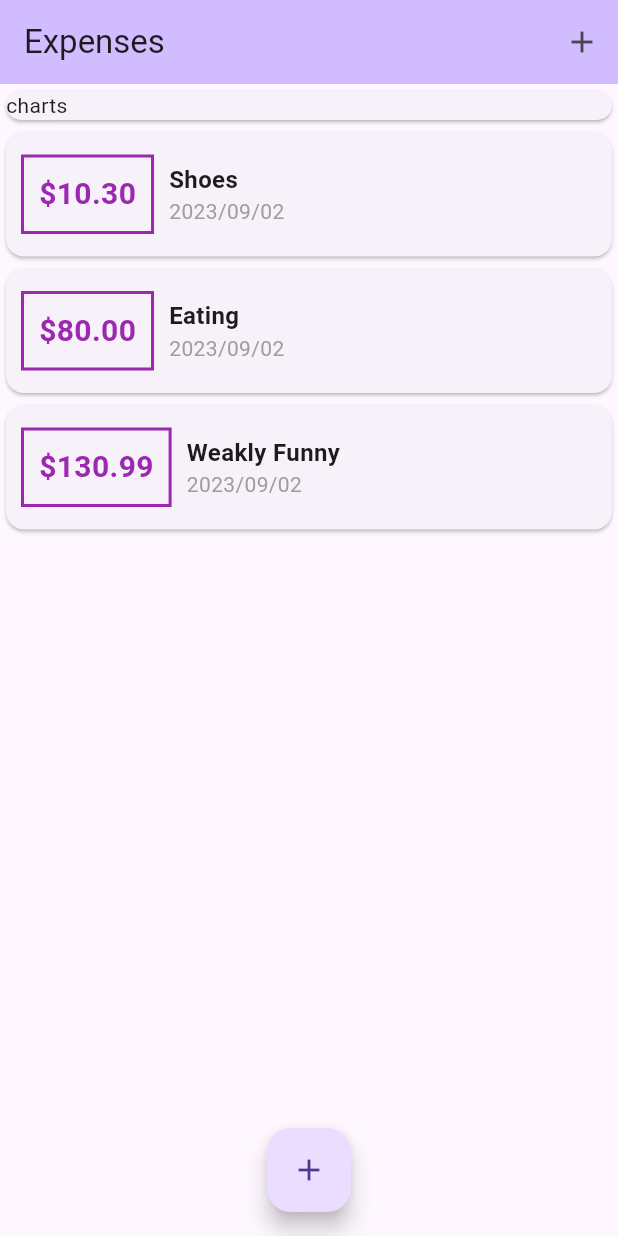
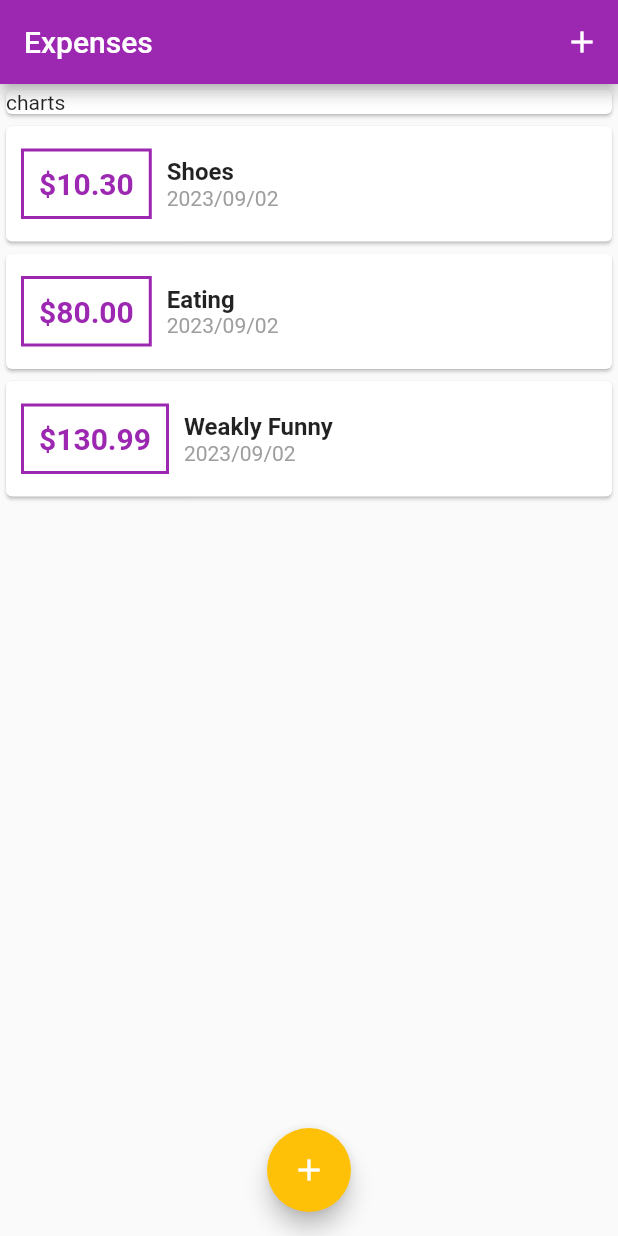
Before and after one commit to kuinfu/flutter-complete-guide, a Flutter app: the screen it shows after launch, on a phone screen of 412 x 824 dp. Run offline on Flutter 3.47's test engine with Material 2 defaults, Android fonts, the phone set to English and light mode, and no system bars.

Commit message:
使用主题theme统一更换颜色

```diff
--- a/personal_expenses/lib/main.dart
+++ b/personal_expenses/lib/main.dart
@@ -16,7 +16,11 @@ class MyApp extends StatelessWidget {
     return MaterialApp(
       title: 'Personal Expenses',
       theme: ThemeData(
-        useMaterial3: true,
+        primarySwatch: Colors.purple,
+        colorScheme: Theme.of(context).colorScheme.copyWith(
+              primary: Colors.purple,
+              secondary: Colors.amber,
+            ),
       ),
       home: MyHomePage(),
     );
@@ -80,9 +84,6 @@ class _MyHomePageState extends State<MyHomePage> {
   Widget build(BuildContext context) {
     return Scaffold(
       appBar: AppBar(
-        backgroundColor: Theme.of(context).colorScheme.inversePrimary,
-        // Here we take the value from the MyHomePage object that was created by
-        // the App.build method, and use it to set our appbar title.
         title: Text('Expenses'),
         actions: [
           IconButton(
--- a/personal_expenses/lib/widgets/transaction_list.dart
+++ b/personal_expenses/lib/widgets/transaction_list.dart
@@ -23,7 +23,7 @@ class TransactionList extends StatelessWidget {
                     padding: EdgeInsets.all(10),
                     decoration: BoxDecoration(
                       border: Border.all(
-                        color: Colors.purple,
+                        color: Theme.of(context).primaryColor,
                         width: 2,
                       ),
                     ),
@@ -32,7 +32,7 @@ class TransactionList extends StatelessWidget {
                       style: TextStyle(
                         fontWeight: FontWeight.bold,
                         fontSize: 20,
-                        color: Colors.purple,
+                        color: Theme.of(context).primaryColor,
                       ),
                     ),
                   ),
```
